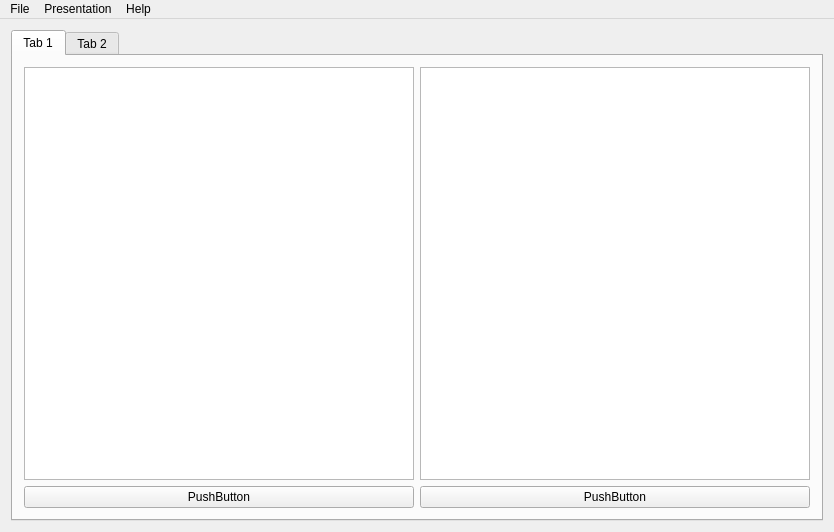
Old version of the form mainwindow.ui in the repository MrHase/Presentation.
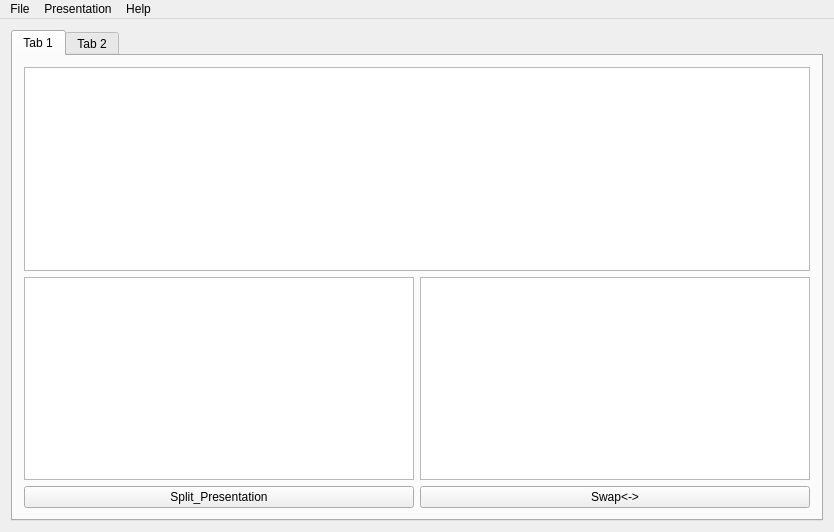
New version of the form.

The edit to the form file:
```diff
--- a/mainwindow.ui
+++ b/mainwindow.ui
@@ -27,6 +27,9 @@
        <layout class="QVBoxLayout" name="verticalLayout_3">
         <item>
          <layout class="QVBoxLayout" name="verticalLayout_2">
+          <item>
+           <widget class="QGraphicsView" name="graphicsView_3"/>
+          </item>
           <item>
            <layout class="QHBoxLayout" name="horizontalLayout_2">
             <item>
@@ -42,14 +45,14 @@
             <item>
              <widget class="QPushButton" name="pushButton_2">
               <property name="text">
-               <string>PushButton</string>
+               <string>Split_Presentation</string>
               </property>
              </widget>
             </item>
             <item>
              <widget class="QPushButton" name="pushButton">
               <property name="text">
-               <string>PushButton</string>
+               <string>Swap&lt;-&gt;</string>
               </property>
              </widget>
             </item>
```
Left out of the diff: 2 changed lines with no effect on the pictures.
